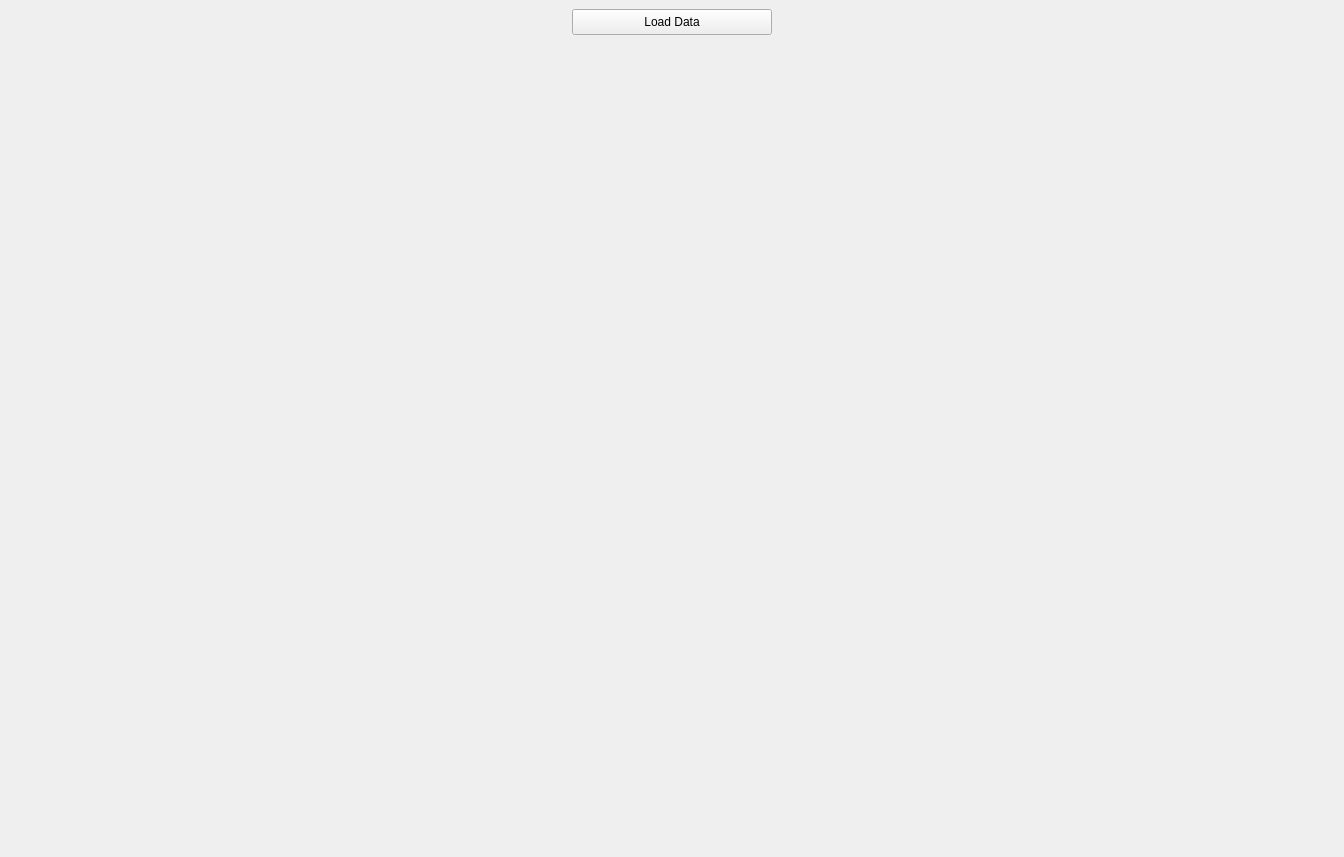
SjoerdB93/Datman, file form.ui: the form before one commit.
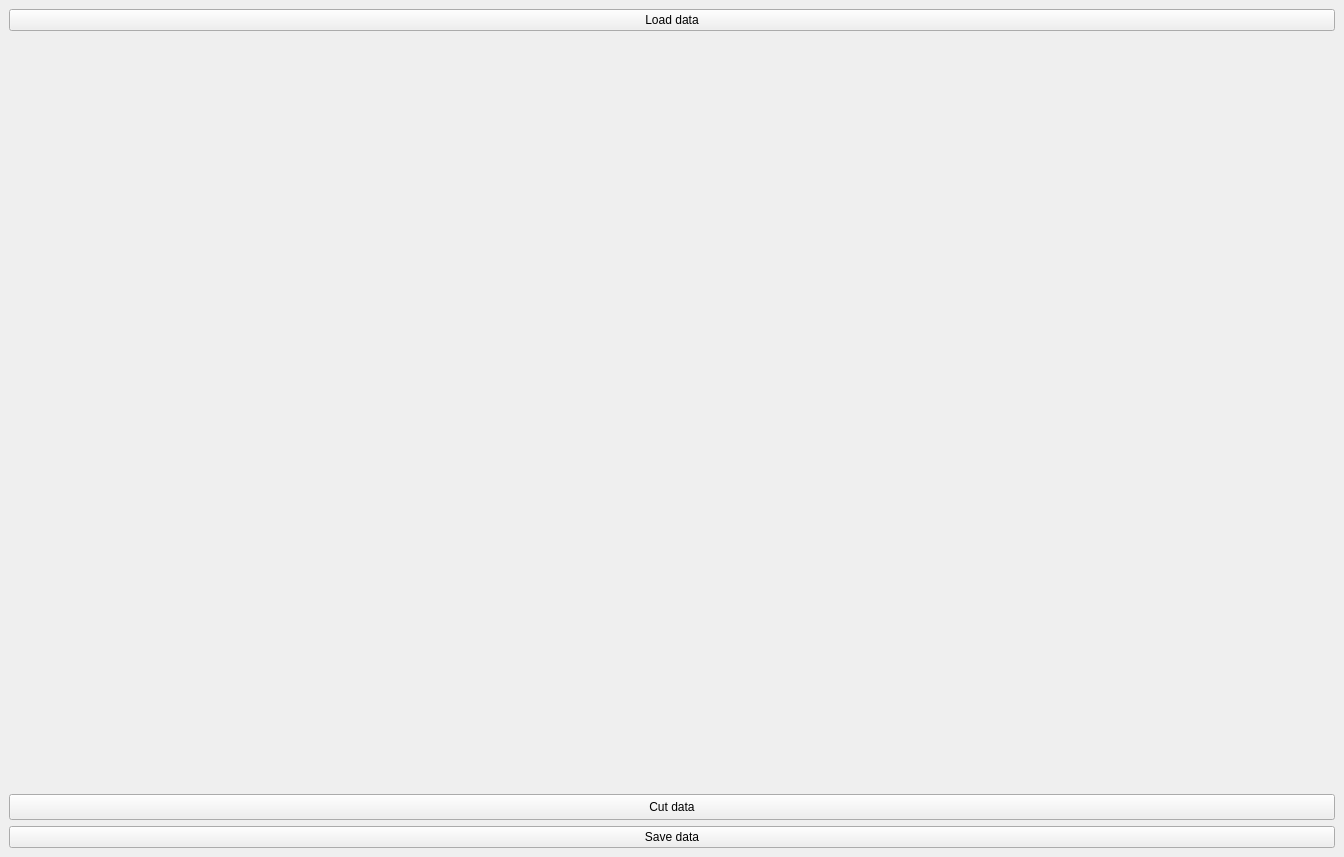
The form after the commit.

Diff of the .ui file:
```diff
--- a/form.ui
+++ b/form.ui
@@ -20,17 +20,30 @@
       <item alignment="Qt::AlignTop">
        <widget class="QPushButton" name="load_button">
         <property name="sizePolicy">
-         <sizepolicy hsizetype="Maximum" vsizetype="Expanding">
+         <sizepolicy hsizetype="Preferred" vsizetype="Maximum">
           <horstretch>0</horstretch>
           <verstretch>0</verstretch>
          </sizepolicy>
         </property>
-        <property name="minimumSize">
+        <property name="maximumSize">
          <size>
-          <width>200</width>
+          <width>16777215</width>
           <height>26</height>
          </size>
         </property>
+        <property name="text">
+         <string>Load data</string>
+        </property>
+       </widget>
+      </item>
+      <item>
+       <widget class="QPushButton" name="cut_data_button">
+        <property name="sizePolicy">
+         <sizepolicy hsizetype="Preferred" vsizetype="Maximum">
+          <horstretch>0</horstretch>
+          <verstretch>0</verstretch>
+         </sizepolicy>
+        </property>
         <property name="maximumSize">
          <size>
           <width>16777215</width>
@@ -38,7 +51,17 @@
          </size>
         </property>
         <property name="text">
-         <string>Load Data</string>
+         <string>Cut data</string>
+        </property>
+        <property name="checkable">
+         <bool>false</bool>
+        </property>
+       </widget>
+      </item>
+      <item>
+       <widget class="QPushButton" name="save_button">
+        <property name="text">
+         <string>Save data</string>
         </property>
        </widget>
       </item>
```
Left out of the diff: 2 changed lines with no effect on the pictures.
